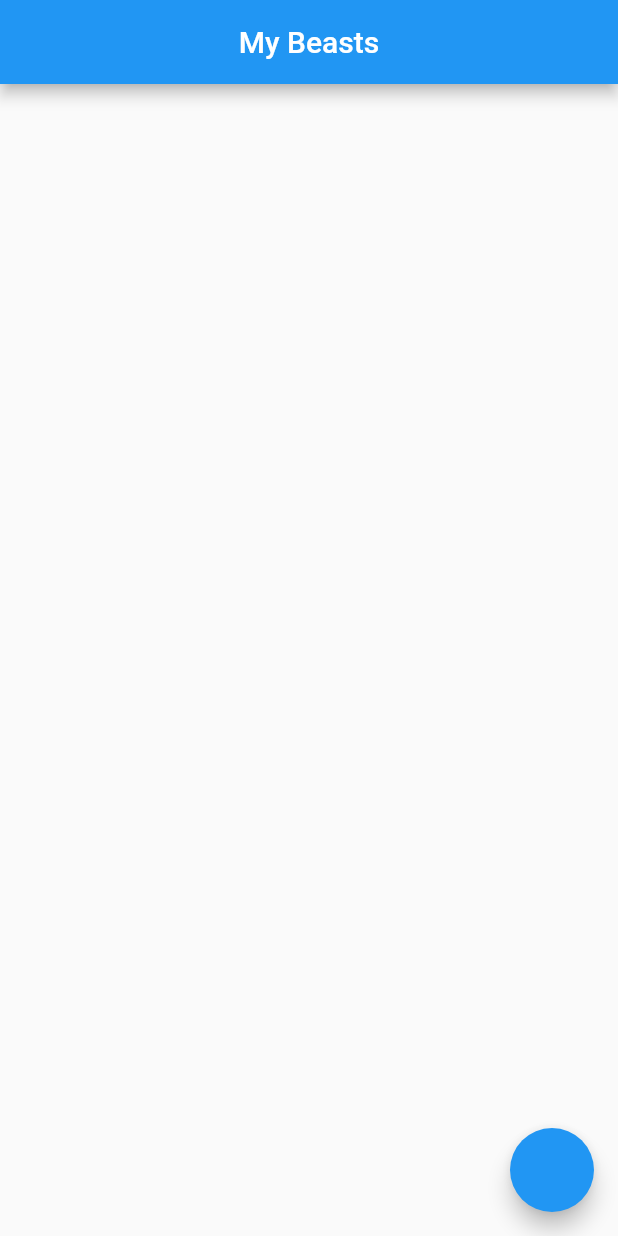
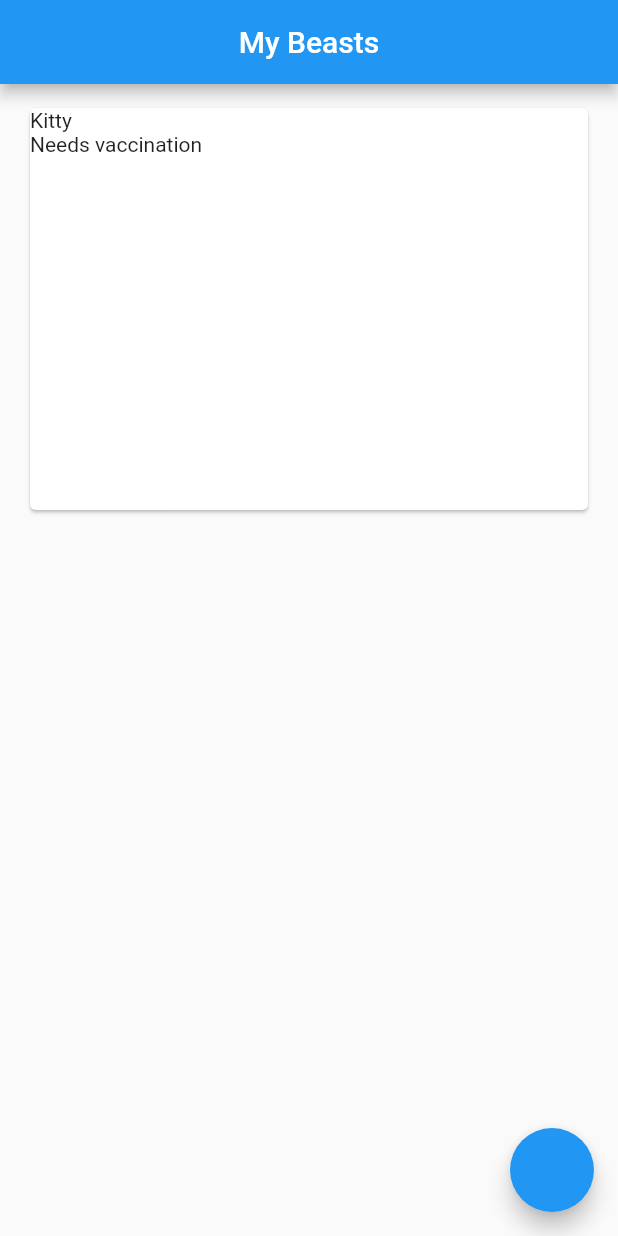
Before and after one commit to hnkhandev/magnificent_beasts, a Flutter app: the screen it shows after launch, on a phone screen of 412 x 824 dp. Run offline on Flutter 3.47's test engine with Material 2 defaults, Android fonts, the phone set to English and light mode, and no system bars.

Commit message:
Added a test card to test listview

```diff
--- a/lib/home_page.dart
+++ b/lib/home_page.dart
@@ -3,10 +3,12 @@ import 'package:flutter/material.dart';
 import 'beast.dart';
 
 class HomePage extends StatelessWidget {
+  final beast = Beast(name: 'Kitty', medicalHistory: 'Needs vaccination');
   final List<Beast> beasts = [];
 
   @override
   Widget build(BuildContext context) {
+    beasts.add(beast);
     return Scaffold(
       appBar: AppBar(
         title: Center(
@@ -15,11 +17,27 @@ class HomePage extends StatelessWidget {
           ),
         ),
       ),
-      body: ListView.builder(
-        itemCount: beasts.length,
-        itemBuilder: (context, index) {
-          return null;
-        },
+      body: Column(
+        crossAxisAlignment: CrossAxisAlignment.stretch,
+        mainAxisSize: MainAxisSize.min,
+        children: <Widget>[
+          Flexible(
+            child: ListView.builder(
+              itemCount: beasts.length,
+              itemBuilder: (context, index) {
+                return Container(
+                  height: 300,
+                  padding:
+                      const EdgeInsets.symmetric(vertical: 12, horizontal: 16),
+                  child: Card(
+                    child: Text(
+                        '${beasts[index].name}\n${beasts[index].medicalHistory}'),
+                  ),
+                );
+              },
+            ),
+          ),
+        ],
       ),
       floatingActionButton: FloatingActionButton(
         onPressed: () => null,
```
